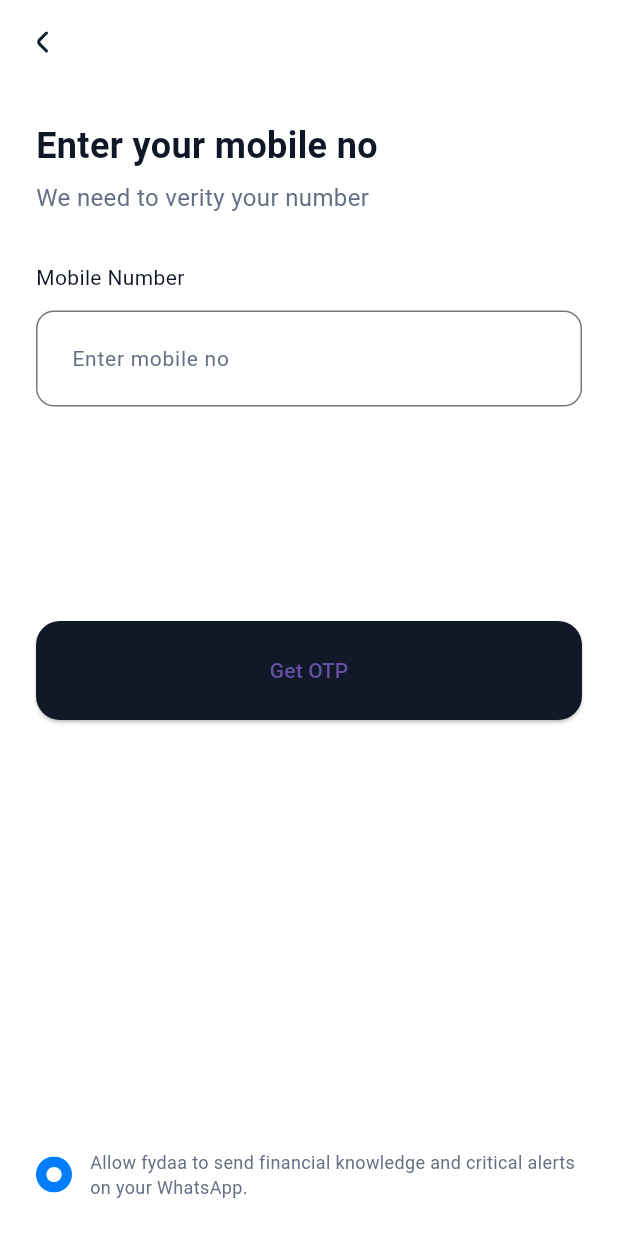
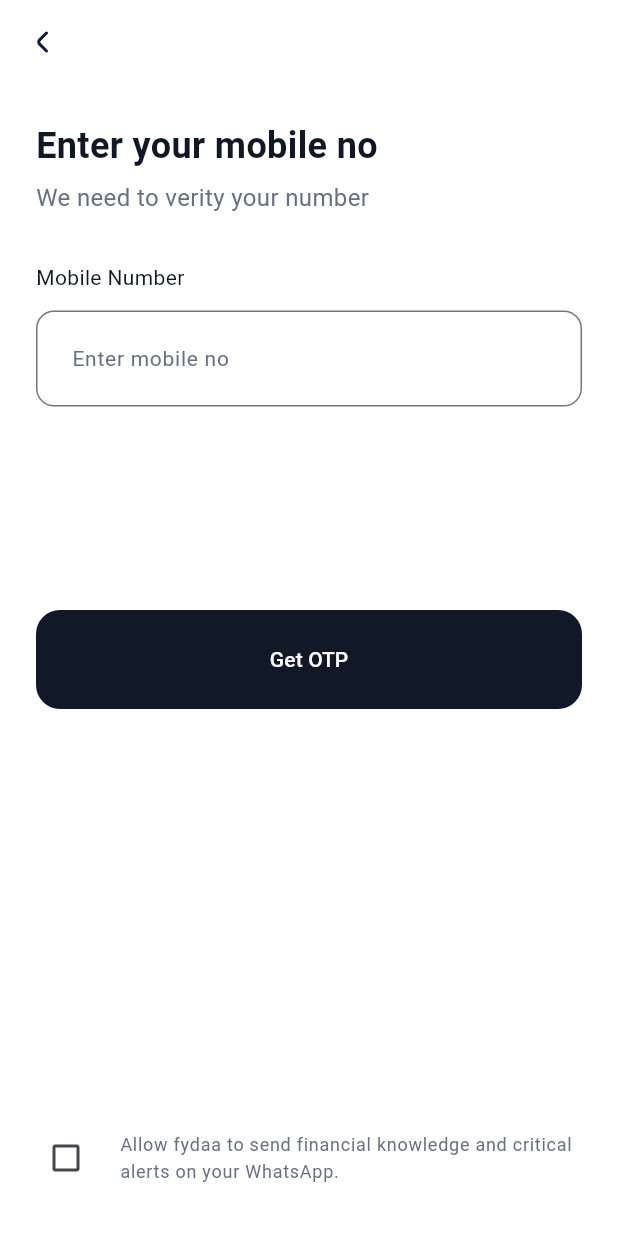
Before and after one commit to GitVNS/mscpl_vinayak-shirke, a Flutter app: the screen it shows after launch, on a phone screen of 412 x 824 dp. Run offline on Flutter 3.47's test engine with Material 3 defaults, Android fonts, the phone set to English and light mode, and no system bars; our stand-ins replace flutter_svg.

Commit message:
mobile no validation and button state initialized

```diff
--- a/lib/core/constants.dart
+++ b/lib/core/constants.dart
@@ -6,8 +6,6 @@ const String checkSVG =
     '<svg width="24" height="24" viewBox="0 0 24 24" fill="none" xmlns="http://www.w3.org/2000/svg"><path d="M4 12L9 17L20 6" stroke="white" stroke-width="2.4" stroke-miterlimit="10" stroke-linecap="round" stroke-linejoin="round"/></svg>';
 const String crossSVG =
     '<svg width="25" height="24" viewBox="0 0 25 24" fill="none" xmlns="http://www.w3.org/2000/svg"><g clip-path="url(#clip0_403_197)"><path d="M9.90909 7.36364L12.4716 11.625H12.5625L15.1364 7.36364H17.5398L13.9545 13.1818L17.5966 19H15.1534L12.5625 14.767H12.4716L9.88068 19H7.44886L11.125 13.1818L7.49432 7.36364H9.90909Z" fill="white"/></g><defs><clipPath id="clip0_403_197"><rect x="0.5" width="24" height="24" rx="4" fill="white"/></clipPath></defs></svg>';
-const String radiosSVG =
-    '<svg width="24" height="24" viewBox="0 0 24 24" fill="none" xmlns="http://www.w3.org/2000/svg"><path d="M12 0C5.376 0 0 5.376 0 12C0 18.624 5.376 24 12 24C18.624 24 24 18.624 24 12C24 5.376 18.636 0 12 0ZM12.036 17.076C9.228 17.076 6.96 14.808 6.96 12C6.96 9.192 9.228 6.924 12.036 6.924C14.844 6.924 17.112 9.192 17.112 12C17.112 14.808 14.844 17.076 12.036 17.076Z" fill="#007DFB"/></svg>';
 
 const double fPadding = 24;
 
--- a/lib/presentation/pages/mobile_input_page.dart
+++ b/lib/presentation/pages/mobile_input_page.dart
@@ -1,11 +1,21 @@
 import 'package:flutter/material.dart';
-import 'package:flutter_svg/flutter_svg.dart';
 import 'package:fydaa_assignment/core/constants.dart';
 import 'package:fydaa_assignment/presentation/components/global_components.dart';
 import 'package:fydaa_assignment/presentation/pages/otp_input_page.dart';
 
-class MobileInputPage extends StatelessWidget {
+class MobileInputPage extends StatefulWidget {
   const MobileInputPage({super.key});
+
+  @override
+  State<MobileInputPage> createState() => _MobileInputPageState();
+}
+
+class _MobileInputPageState extends State<MobileInputPage> {
+  TextEditingController mobileNoController = TextEditingController();
+  String? mobileNo;
+  bool allowFydaa = false;
+
+  bool getOTPBtnEnabled() => allowFydaa && mobileNo?.length == 10;
 
   @override
   Widget build(BuildContext context) {
@@ -23,6 +33,7 @@ class MobileInputPage extends StatelessWidget {
           const Text("Mobile Number", style: FTextStyles.ebonyRegular400),
           fVerticalSpace(),
           TextField(
+            controller: mobileNoController,
             decoration: InputDecoration(
                 floatingLabelAlignment: FloatingLabelAlignment.start,
                 hintText: "Enter mobile no",
@@ -32,7 +43,7 @@ class MobileInputPage extends StatelessWidget {
                   borderRadius: BorderRadius.circular(12),
                 ),
                 contentPadding: const EdgeInsets.all(20)),
-            onChanged: (value) {},
+            onChanged: (value) => setState(() => mobileNo = value),
             keyboardType: TextInputType.phone,
             maxLength: 10,
             buildCounter: (context,
@@ -41,9 +52,12 @@ class MobileInputPage extends StatelessWidget {
           ),
           const Spacer(),
           ElevatedButton(
-            onPressed: () => Navigator.of(context)
-                .push(MaterialPageRoute(builder: (_) => const OtpInputPage())),
+            onPressed: getOTPBtnEnabled()
+                ? () => Navigator.of(context).push(MaterialPageRoute(
+                    builder: (_) => OtpInputPage(mobileNo: mobileNo!)))
+                : null,
             style: const ButtonStyle(
+                foregroundColor: MaterialStatePropertyAll(white),
                 padding: MaterialStatePropertyAll(EdgeInsets.all(23)),
                 backgroundColor: MaterialStatePropertyAll(greyscale),
                 shape: MaterialStatePropertyAll(RoundedRectangleBorder(
@@ -51,16 +65,14 @@ class MobileInputPage extends StatelessWidget {
             child: const Text("Get OTP"),
           ),
           const Spacer(flex: 2),
-          Row(
-            children: [
-              SvgPicture.string(radiosSVG),
-              fHorizontalSpace(),
-              const Flexible(
-                child: Text(
-                    "Allow fydaa to send financial knowledge and critical alerts on your WhatsApp.",
-                    style: FTextStyles.paleSkySmall400),
-              )
-            ],
+          CheckboxListTile(
+            value: allowFydaa,
+            onChanged: (value) => setState(() => allowFydaa = value!),
+            controlAffinity: ListTileControlAffinity.leading,
+            contentPadding: EdgeInsets.zero,
+            title: const Text(
+                "Allow fydaa to send financial knowledge and critical alerts on your WhatsApp.",
+                style: FTextStyles.paleSkySmall400),
           ),
         ],
       ),
```
Also changed, not shown: lib/presentation/pages/otp_input_page.dart (+15 -4 lines).
